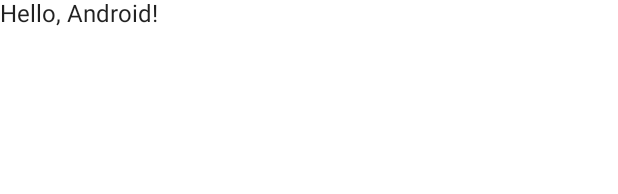
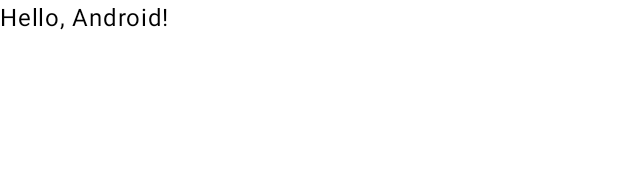
Before and after one commit to joshing-dev/Smilodon, an Android app built with Jetpack Compose: the @Preview function DefaultPreview, on a phone screen of 412 x 824 dp. Shown: the top 194 px of the screen. Run offline under Robolectric (Android 15) with nearby library versions, the phone set to English and light mode, and no system bars.

Commit message:
Initial architecture setup (#1)
* Setting up initial presentation module

* Add some theming and organization

* Fixing color scheme

Co-authored-by: Josh Eldridge <jeldridge@michiganlabs.com>

```diff
--- a/mastadonApp/src/main/AndroidManifest.xml
+++ b/mastadonApp/src/main/AndroidManifest.xml
@@ -6,7 +6,7 @@
         android:supportsRtl="true"
         android:theme="@style/AppTheme">
         <activity
-            android:name=".MainActivity"
+            android:name="com.example.presentation.MainActivity"
             android:exported="true">
             <intent-filter>
                 <action android:name="android.intent.action.MAIN" />
--- a/mastadonApp/src/main/java/com/example/mastadonclone/android/MyApplicationTheme.kt
+++ /dev/null
@@ -1,55 +0,0 @@
-package com.example.mastadonclone.android
-
-import androidx.compose.foundation.isSystemInDarkTheme
-import androidx.compose.foundation.shape.RoundedCornerShape
-import androidx.compose.material.MaterialTheme
-import androidx.compose.material.Shapes
-import androidx.compose.material.Typography
-import androidx.compose.material.darkColors
-import androidx.compose.material.lightColors
-import androidx.compose.runtime.Composable
-import androidx.compose.ui.graphics.Color
-import androidx.compose.ui.text.TextStyle
-import androidx.compose.ui.text.font.FontFamily
-import androidx.compose.ui.text.font.FontWeight
-import androidx.compose.ui.unit.dp
-import androidx.compose.ui.unit.sp
-
-@Composable
-fun MyApplicationTheme(
-    darkTheme: Boolean = isSystemInDarkTheme(),
-    content: @Composable () -> Unit
-) {
-    val colors = if (darkTheme) {
-        darkColors(
-            primary = Color(0xFFBB86FC),
-            primaryVariant = Color(0xFF3700B3),
-            secondary = Color(0xFF03DAC5)
-        )
-    } else {
-        lightColors(
-            primary = Color(0xFF6200EE),
-            primaryVariant = Color(0xFF3700B3),
-            secondary = Color(0xFF03DAC5)
-        )
-    }
-    val typography = Typography(
-        body1 = TextStyle(
-            fontFamily = FontFamily.Default,
-            fontWeight = FontWeight.Normal,
-            fontSize = 16.sp
-        )
-    )
-    val shapes = Shapes(
-        small = RoundedCornerShape(4.dp),
-        medium = RoundedCornerShape(4.dp),
-        large = RoundedCornerShape(0.dp)
-    )
-
-    MaterialTheme(
-        colors = colors,
-        typography = typography,
-        shapes = shapes,
-        content = content
-    )
-}
--- /dev/null
+++ b/presentation/src/main/AndroidManifest.xml
@@ -0,0 +1,4 @@
+<?xml version="1.0" encoding="utf-8"?>
+<manifest xmlns:android="http://schemas.android.com/apk/res/android">
+
+</manifest>
--- a/mastadonApp/src/main/java/com/example/mastadonclone/android/MainActivity.kt
+++ b/presentation/src/main/java/com/example/presentation/MainActivity.kt
@@ -1,23 +1,26 @@
-package com.example.mastadonclone.android
+package com.example.presentation
 
 import android.os.Bundle
 import androidx.activity.ComponentActivity
 import androidx.activity.compose.setContent
 import androidx.compose.foundation.layout.fillMaxSize
-import androidx.compose.material.*
+import androidx.compose.material3.MaterialTheme
+import androidx.compose.material3.Surface
+import androidx.compose.material3.Text
 import androidx.compose.runtime.Composable
 import androidx.compose.ui.Modifier
 import androidx.compose.ui.tooling.preview.Preview
 import com.example.mastadonclone.Greeting
+import com.example.presentation.ui.theme.MastadonTheme
 
 class MainActivity : ComponentActivity() {
     override fun onCreate(savedInstanceState: Bundle?) {
         super.onCreate(savedInstanceState)
         setContent {
-            MyApplicationTheme {
+            MastadonTheme {
                 Surface(
                     modifier = Modifier.fillMaxSize(),
-                    color = MaterialTheme.colors.background
+                    color = MaterialTheme.colorScheme.background
                 ) {
                     GreetingView(Greeting().greet())
                 }
@@ -34,7 +37,7 @@ fun GreetingView(text: String) {
 @Preview
 @Composable
 fun DefaultPreview() {
-    MyApplicationTheme {
+    MastadonTheme {
         GreetingView("Hello, Android!")
     }
 }
--- /dev/null
+++ b/presentation/src/main/java/com/example/presentation/ui/theme/Theme.kt
@@ -0,0 +1,69 @@
+package com.example.presentation.ui.theme
+
+import android.annotation.SuppressLint
+import android.os.Build
+import androidx.compose.foundation.isSystemInDarkTheme
+import androidx.compose.material3.MaterialTheme
+import androidx.compose.material3.darkColorScheme
+import androidx.compose.material3.dynamicDarkColorScheme
+import androidx.compose.material3.dynamicLightColorScheme
+import androidx.compose.material3.lightColorScheme
+import androidx.compose.runtime.Composable
+import androidx.compose.ui.platform.LocalContext
+
+private val DarkColorPalette = darkColorScheme(
+//    primary = PrimaryDark,
+//    primaryVariant = PrimaryVariantDark,
+//    onPrimary = OnPrimaryDark,
+//
+//    secondary = SecondaryDark,
+//    secondaryVariant = SecondaryVariantDark,
+//    onSecondary = OnSecondaryDark,
+//
+//    background = BackgroundDark,
+//    onBackground = OnBackgroundDark,
+//
+//    surface = SurfaceDark,
+//    onSurface = OnSurfaceDark,
+//
+//    error = ErrorDark,
+//    onError = OnErrorDark,
+)
+
+private val LightColorPalette = lightColorScheme(
+//    primary = Purple500,
+//    primaryVariant = Purple700,
+//    secondary = Teal200,
+//
+//    /* Other default colors to override */
+//    background = Color.White,
+//    surface = Color.White,
+//    onPrimary = Color.White,
+//    onSecondary = Color.Black,
+//    onBackground = Color.Black,
+//    onSurface = Color.Black,
+)
+
+@Composable
+@SuppressLint("NewApi")
+fun MastadonTheme(
+  darkTheme: Boolean = isSystemInDarkTheme(),
+  content: @Composable () -> Unit
+) {
+  // Dynamic color is available on Android 12+
+  val dynamicColor = Build.VERSION.SDK_INT >= Build.VERSION_CODES.S
+  val colorScheme = when {
+    dynamicColor && darkTheme -> dynamicDarkColorScheme(LocalContext.current)
+    dynamicColor && !darkTheme -> dynamicLightColorScheme(LocalContext.current)
+    darkTheme -> DarkColorPalette
+    else -> LightColorPalette
+  }
+
+  MaterialTheme(
+    colorScheme = colorScheme,
+    typography = Typography,
+    // Use default shapes currently
+    //shapes = MaterialTheme.shapes,
+    content = content
+  )
+}
--- /dev/null
+++ b/presentation/src/main/java/com/example/presentation/ui/theme/Type.kt
@@ -0,0 +1,19 @@
+package com.example.presentation.ui.theme
+
+import androidx.compose.material3.Typography
+
+// Set of Material typography styles to start with
+val Typography = Typography(
+  /* Other default text styles to override
+  button = TextStyle(
+      fontFamily = FontFamily.Default,
+      fontWeight = FontWeight.W500,
+      fontSize = 14.sp
+  ),
+  caption = TextStyle(
+      fontFamily = FontFamily.Default,
+      fontWeight = FontWeight.Normal,
+      fontSize = 12.sp
+  )
+  */
+)
--- a/settings.gradle.kts
+++ b/settings.gradle.kts
@@ -16,3 +16,4 @@ dependencyResolutionManagement {
 rootProject.name = "Mastadon_Clone"
 include(":mastadonApp")
 include(":shared")
+include(":presentation")
```
Also changed, not shown: mastadonApp/build.gradle.kts (+9 -12 lines), mastadonApp/src/main/java/com/example/mastadonclone/MastadonApplication.kt (added, +16 -0 lines), presentation/build.gradle.kts (added, +59 -0 lines), presentation/src/main/java/com/example/presentation/ui/theme/Color.kt (added, +8 -0 lines), presentation/src/main/java/com/example/presentation/ui/theme/Shape.kt (added, +7 -0 lines), 5 other files.
